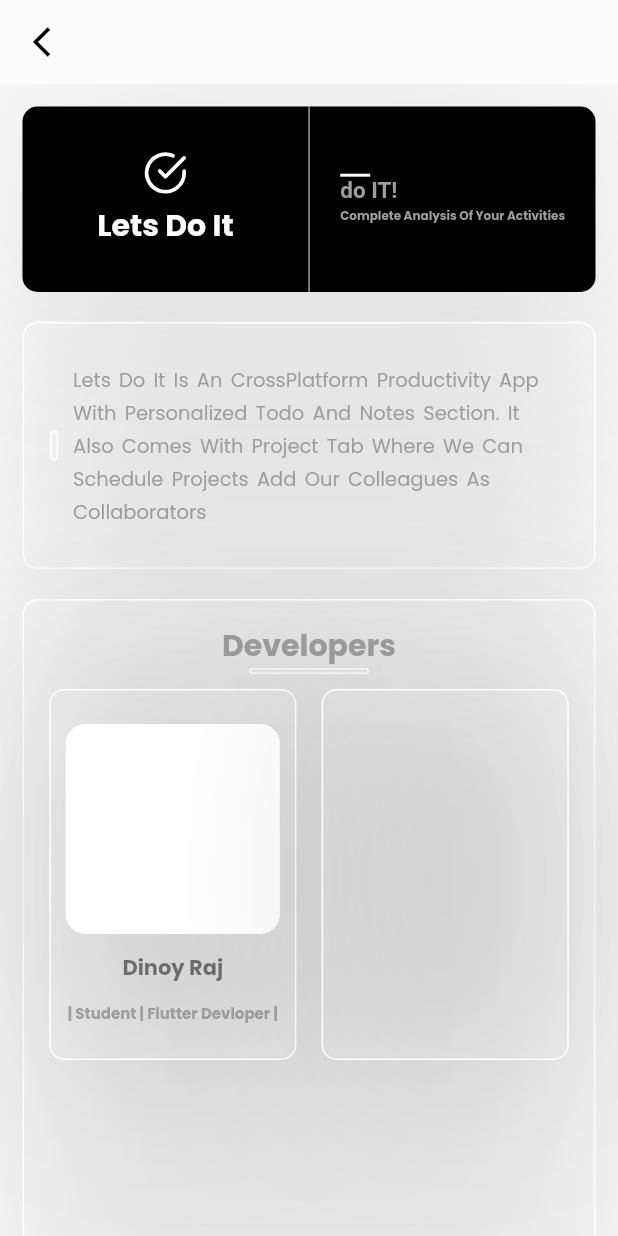
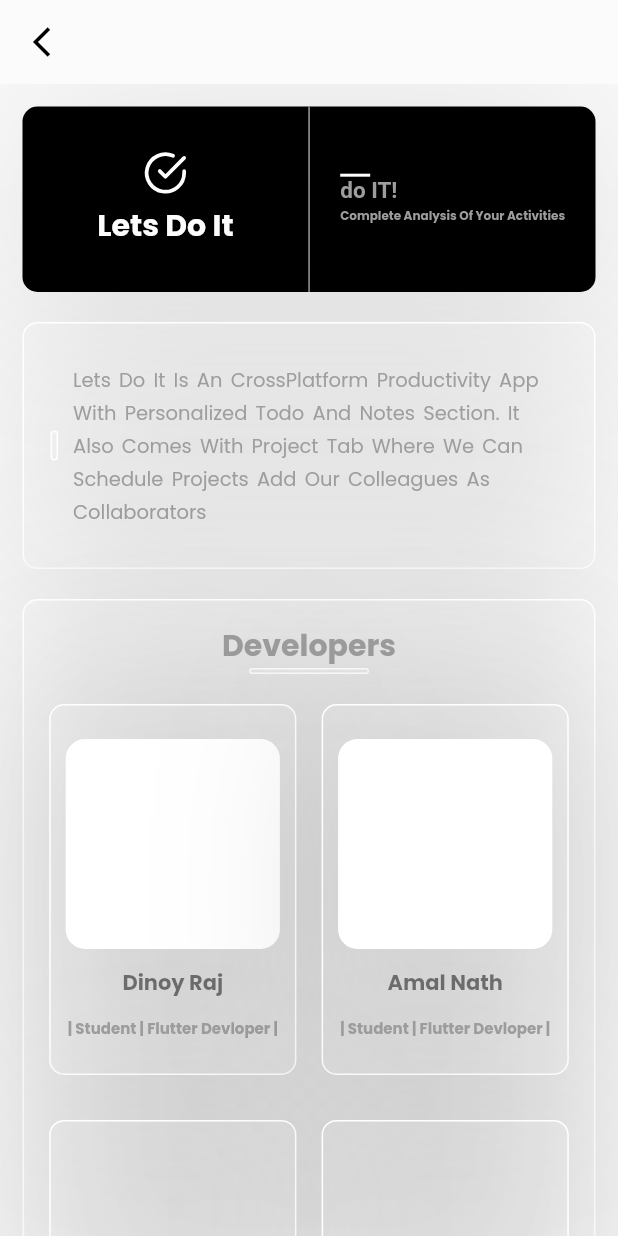
Before and after one commit to dinoy-raj/ProductivityApp, a Flutter app: the AboutUs screen opened directly, on a phone screen of 412 x 824 dp. Run offline on Flutter 3.47's test engine with Material 2 defaults, Android fonts, the light colour scheme and no system bars; drawn by our look-alikes of animated_text_kit; our stand-ins replace cloud_firestore, firebase_auth, firebase_core, flutter_feather_icons, flutter_neumorphic, google_fonts and 3 more; accounts and stored records are empty.

Commit message:
about us updated

```diff
--- a/app/lib/Developer/aboutUsPage.dart
+++ b/app/lib/Developer/aboutUsPage.dart
@@ -264,6 +264,7 @@ class _AboutUsState extends State<AboutUs> {
                               //borderRadius: BorderRadius.circular(10),
                               ),
                         ),
+                        SizedBox(height: 10,),
                         Padding(
                           padding: const EdgeInsets.only(top: 10.0, bottom: 10),
                           child: Row(
@@ -350,7 +351,99 @@ class _AboutUsState extends State<AboutUs> {
                                     ]
                                     //borderRadius: BorderRadius.circular(10),
                                     ),
+                                child: Padding(
+                                  padding: const EdgeInsets.all(10.0),
+                                  child: Column(
+                                    mainAxisAlignment:
+                                    MainAxisAlignment.spaceEvenly,
+                                    children: [
+                                      Container(
+                                        height: 140,
+                                        decoration: BoxDecoration(
+                                          shape: BoxShape.rectangle,
+                                          borderRadius:
+                                          BorderRadius.circular(13),
+                                          color: Colors.white,
+                                          //border: Border.all(color: Colors.white10, width: 1),
+                                          // boxShadow: [
+                                          //   BoxShadow(
+                                          //     color: Colors.black.withOpacity(.1),
+                                          //     blurRadius: 100,
+                                          //     spreadRadius: 2,
+                                          //     offset: Offset(0, 3),
+                                          //   ),
+                                          // ]
+                                          //borderRadius: BorderRadius.circular(10),
+                                        ),
+                                      ),
+                                      Text(
+                                        "Amal Nath",
+                                        style: TextStyle(
+                                          color: Colors.black.withOpacity(.5),
+                                          fontWeight: FontWeight.bold,
+                                        ),
+                                      ),
+                                      Text(
+                                        "| Student | Flutter Devloper |",
+                                        style: TextStyle(
+                                            color: Colors.grey,
+                                            fontWeight: FontWeight.bold,
+                                            fontSize: 10),
+                                      )
+                                    ],
+                                  ),
+                                ),
                               ),
+                            ],
+                          ),
+                        ),
+                        Padding(
+                          padding: const EdgeInsets.only(top:20.0,bottom: 10),
+                          child: Row(
+                            mainAxisAlignment: MainAxisAlignment.spaceEvenly,
+                            children: [
+                            Container(
+                            height: screenHeight * .13,
+                            width: screenWidth * .4,
+                            decoration: BoxDecoration(
+                                shape: BoxShape.rectangle,
+                                borderRadius: BorderRadius.circular(10),
+                                color: Colors.white10,
+                                border: Border.all(
+                                    color: Colors.white, width: 1),
+                                boxShadow: [
+                                  BoxShadow(
+                                    color: Colors.black.withOpacity(.1),
+                                    blurRadius: 100,
+                                    spreadRadius: 2,
+                                    offset: Offset(0, 3),
+                                  ),
+                                ]
+                              //borderRadius: BorderRadius.circular(10),
+                            ),
+                            ),
+
+                              Container(
+                                height: screenHeight * .13,
+                                width: screenWidth * .4,
+                                decoration: BoxDecoration(
+                                    shape: BoxShape.rectangle,
+                                    borderRadius: BorderRadius.circular(10),
+                                    color: Colors.white10,
+                                    border: Border.all(
+                                        color: Colors.white, width: 1),
+                                    boxShadow: [
+                                      BoxShadow(
+                                        color: Colors.black.withOpacity(.1),
+                                        blurRadius: 100,
+                                        spreadRadius: 2,
+                                        offset: Offset(0, 3),
+                                      ),
+                                    ]
+                                  //borderRadius: BorderRadius.circular(10),
+                                ),
+                              ),
+
                             ],
                           ),
                         )
```
